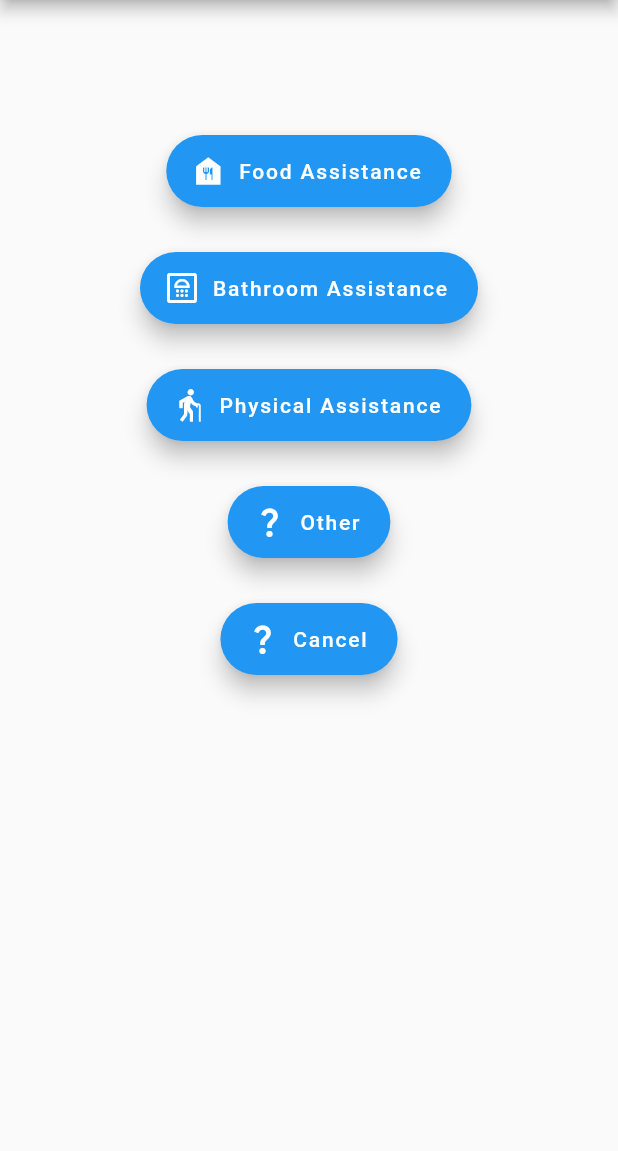
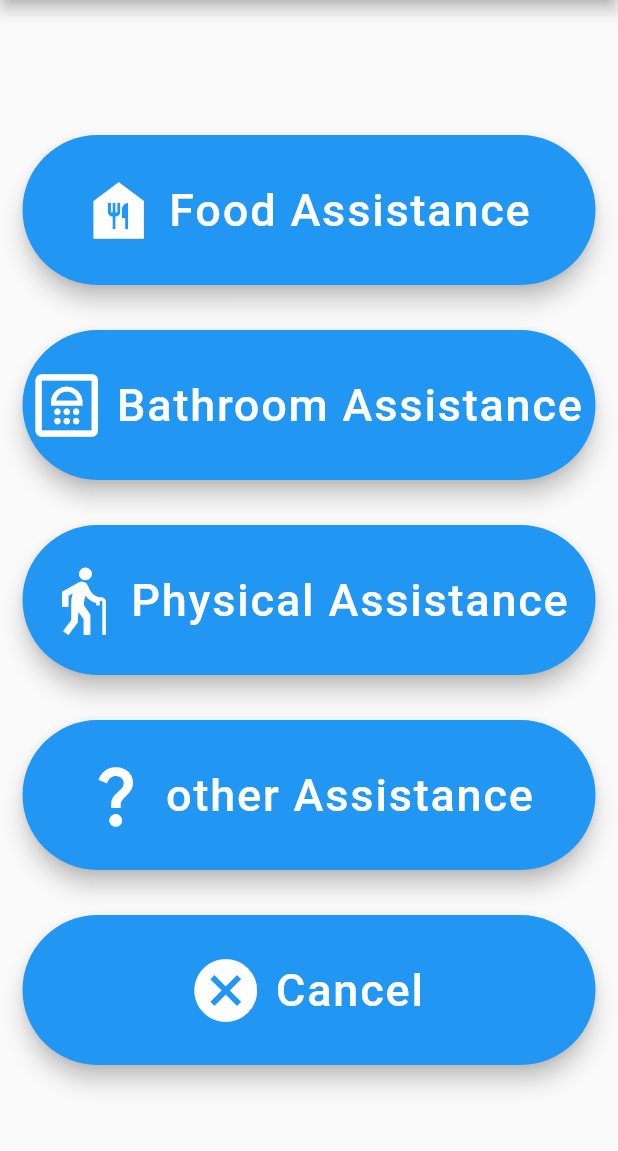
Before and after one commit to TColt/comp3310_project_1, a Flutter app: the MainScreen screen opened by its route, after a tap on "Non-Emergency Help", on a phone screen of 412 x 824 dp, the part 84-1235 px from its top. Run offline on Flutter 3.47's test engine with Material 2 defaults, Android fonts, the light colour scheme and no system bars.

Commit message:
Larger Buttons More Icons

```diff
--- a/lib/mainpage/mainpage.dart
+++ b/lib/mainpage/mainpage.dart
@@ -32,41 +32,66 @@ class MainScreen extends StatelessWidget {
               ),
               Padding(
                 padding: const EdgeInsets.symmetric(horizontal: 15),
+                child: SizedBox(
+                    width: 400,
+                    height: 100,
                     child: FloatingActionButton.extended(
                       heroTag: 'message button',
                       onPressed: () {
                         Navigator.pushNamed(context, '/MessageScreen');
                       },
-                    label: const Text('Messaging'),
-                    icon: const Icon(Icons.chat_outlined),
+                      label: const Text(
+                        'Messaging',
+                        style: TextStyle(fontSize: 30),
+                      ),
+                      icon: const Icon(
+                        Icons.chat_outlined,
+                        size: 50,
+                      ),
                     )),
+              ),
               const Padding(
                 padding: EdgeInsets.only(top: 30.0),
               ),
               Padding(
                   padding: const EdgeInsets.symmetric(horizontal: 15),
+                  child: SizedBox(
+                      width: 400,
+                      height: 100,
                       child: FloatingActionButton.extended(
                         heroTag: 'assist button',
                         onPressed: () {
                           Navigator.pushNamed(context, '/NonEmergencyScreen');
                         },
-                    label: const Text('Non-Emergency Help'),
-                    icon: const Icon(Icons.assist_walker),
-                  )),
+                        label: const Text('Non-Emergency Help',
+                            style: TextStyle(fontSize: 30)),
+                        icon: const Icon(
+                          Icons.assist_walker,
+                          size: 50,
+                        ),
+                      ))),
               const Padding(
                 padding: EdgeInsets.only(top: 30.0),
               ),
               Padding(
                 padding: const EdgeInsets.symmetric(horizontal: 15),
+                child: SizedBox(
+                    width: 400,
+                    height: 100,
                     child: FloatingActionButton.extended(
                       heroTag: 'emergency button',
                       backgroundColor: Colors.red,
                       onPressed: () {
                         Navigator.pushNamed(context, '/EmergencyHelp');
                       },
-                    label: const Text('Emergency Help'),
-                    icon: const Icon(Icons.warning_sharp),
+                      label: const Text('Emergency Help',
+                          style: TextStyle(fontSize: 30)),
+                      icon: const Icon(
+                        Icons.warning_sharp,
+                        size: 50,
+                      ),
                     )),
+              ),
               const Padding(
                 padding: EdgeInsets.only(top: 30.0),
               ),
--- a/lib/nonemergency/nonemergencypage.dart
+++ b/lib/nonemergency/nonemergencypage.dart
@@ -32,70 +32,118 @@ class NonEmergencyScreen extends StatelessWidget {
               ),
               Padding(
                 padding: const EdgeInsets.symmetric(horizontal: 15),
+                child: SizedBox(
+                    width: 400,
+                    height: 100,
                     child: FloatingActionButton.extended(
                       heroTag: 'food button',
                       onPressed: () {
                         Navigator.pushNamed(
                             context, '/NonEmergencyMessageScreen');
                       },
-                    label: const Text('Food Assistance'),
-                    icon: const Icon(Icons.food_bank),
+                      label: const Text(
+                        'Food Assistance',
+                        style: TextStyle(fontSize: 30),
+                      ),
+                      icon: const Icon(
+                        Icons.food_bank,
+                        size: 50,
+                      ),
                     )),
+              ),
               const Padding(
                 padding: EdgeInsets.only(top: 30.0),
               ),
               Padding(
                 padding: const EdgeInsets.symmetric(horizontal: 15),
+                child: SizedBox(
+                    width: 400,
+                    height: 100,
                     child: FloatingActionButton.extended(
                       heroTag: 'bathroom button',
                       onPressed: () {
                         Navigator.pushNamed(
                             context, '/NonEmergencyMessageScreen');
                       },
-                    label: const Text('Bathroom Assistance'),
-                    icon: const Icon(Icons.bathroom_outlined),
+                      label: const Text(
+                        'Bathroom Assistance',
+                        style: TextStyle(fontSize: 30),
+                      ),
+                      icon: const Icon(
+                        Icons.bathroom_outlined,
+                        size: 50,
+                      ),
                     )),
+              ),
               const Padding(
                 padding: EdgeInsets.only(top: 30.0),
               ),
               Padding(
                 padding: const EdgeInsets.symmetric(horizontal: 15),
+                child: SizedBox(
+                    width: 400,
+                    height: 100,
                     child: FloatingActionButton.extended(
                       heroTag: 'physical button',
                       onPressed: () {
                         Navigator.pushNamed(
                             context, '/NonEmergencyMessageScreen');
                       },
-                    label: const Text('Physical Assistance'),
-                    icon: const Icon(Icons.elderly),
+                      label: const Text(
+                        'Physical Assistance',
+                        style: TextStyle(fontSize: 30),
+                      ),
+                      icon: const Icon(
+                        Icons.elderly,
+                        size: 50,
+                      ),
                     )),
+              ),
               const Padding(
                 padding: EdgeInsets.only(top: 30.0),
               ),
               Padding(
                   padding: const EdgeInsets.symmetric(horizontal: 15),
+                  child: SizedBox(
+                      width: 400,
+                      height: 100,
                       child: FloatingActionButton.extended(
-                    heroTag: 'other button',
+                        heroTag: 'Other button',
                         onPressed: () {
                           Navigator.pushNamed(
                               context, '/NonEmergencyMessageScreen');
                         },
-                    label: const Text('Other'),
-                    icon: const Icon(Icons.question_mark),
-                  )),
+                        label: const Text(
+                          'other Assistance',
+                          style: TextStyle(fontSize: 30),
+                        ),
+                        icon: const Icon(
+                          Icons.question_mark,
+                          size: 50,
+                        ),
+                      ))),
               const Padding(
                 padding: EdgeInsets.only(top: 30.0),
               ),
               Padding(
                   padding: const EdgeInsets.symmetric(horizontal: 15),
+                  child: SizedBox(
+                      width: 400,
+                      height: 100,
                       child: FloatingActionButton.extended(
                         heroTag: 'cancel button',
                         onPressed: () {
-                      Navigator.pop(context);
+                          Navigator.pushNamed(context, '/MainScreen');
                         },
-                    label: const Text('Cancel'),
-                    icon: const Icon(Icons.question_mark),
-                  )),
+                        label: const Text(
+                          'Cancel',
+                          style: TextStyle(fontSize: 30),
+                        ),
+                        icon: const Icon(
+                          Icons.cancel,
+                          size: 50,
+                        ),
+                      ))),
             ],
           ),
         ));
```
Also changed, not shown: lib/emergencyhelp/emergencyhelpconfirm.dart (+22 -10 lines), lib/emergencyhelpmessage/emergencymessage.dart (+36 -3 lines), lib/inboundnonemergency/nonemergencymessage.dart (+36 -3 lines). Lines whose indentation alone changed are shown as unchanged.
